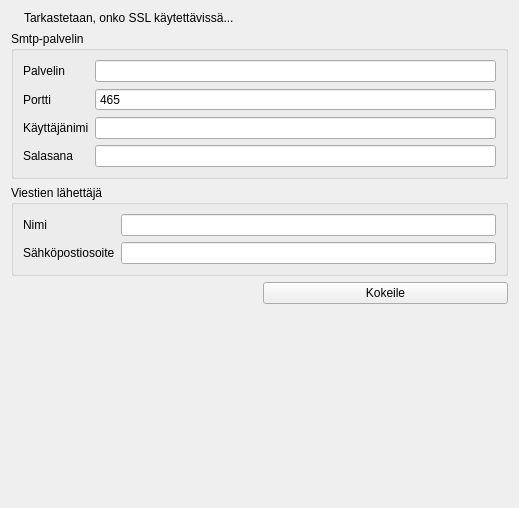
This is kitupiikki/maaritys/emailmaaritys.ui in artoh/kitupiikki as Qt 5 draws it before an edit. The edited form follows.
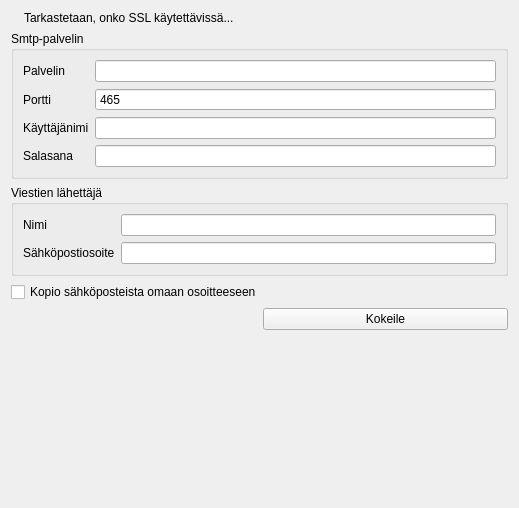
This is the edited form. Icons and pictures are not drawn.

What changed in the file:
```diff
--- a/kitupiikki/maaritys/emailmaaritys.ui
+++ b/kitupiikki/maaritys/emailmaaritys.ui
@@ -145,6 +145,13 @@
      </layout>
     </widget>
    </item>
+   <item>
+    <widget class="QCheckBox" name="kopioBox">
+     <property name="text">
+      <string>Kopio sähköposteista omaan osoitteeseen</string>
+     </property>
+    </widget>
+   </item>
    <item>
     <layout class="QHBoxLayout" name="horizontalLayout">
      <item>
```
